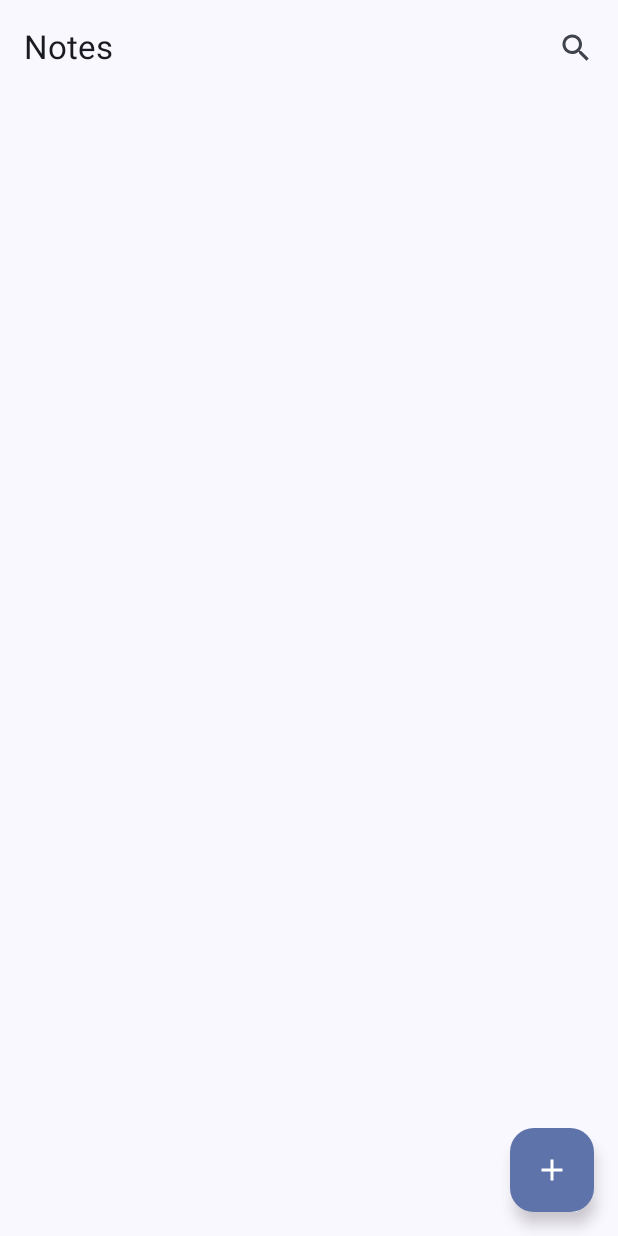
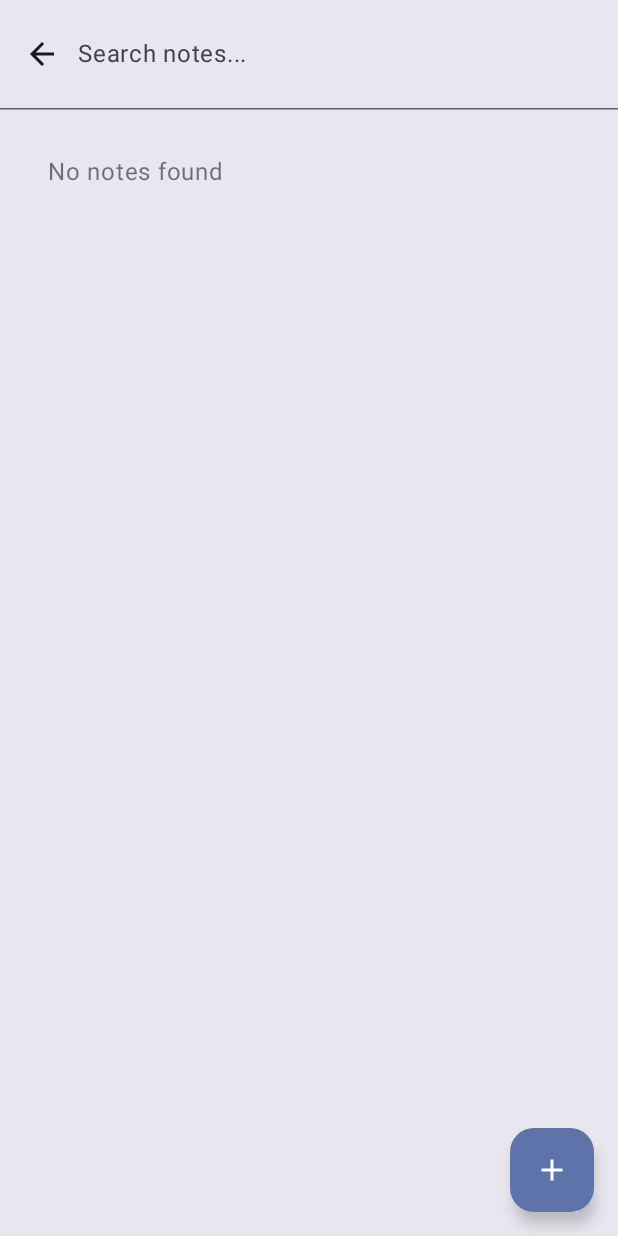
Before and after one commit to Wisdom-05/DeguitANotesApp, an Android app built with Jetpack Compose: the screen it shows after launch (MainActivity), after a tap on "Search", on a phone screen of 412 x 824 dp. Run offline under Robolectric (Android 15) with nearby library versions, the phone set to English and light mode, and no system bars; our stand-ins replace Room's generated code.

Commit message:
done making search function

```diff
--- a/app/src/main/java/ph/edu/comteq/notetakingapp/MainActivity.kt
+++ b/app/src/main/java/ph/edu/comteq/notetakingapp/MainActivity.kt
@@ -7,28 +7,36 @@ import androidx.activity.compose.setContent
 import androidx.activity.enableEdgeToEdge
 import androidx.activity.viewModels
 import androidx.compose.foundation.layout.Column
+import androidx.compose.foundation.layout.PaddingValues
 import androidx.compose.foundation.layout.fillMaxSize
 import androidx.compose.foundation.layout.fillMaxWidth
 import androidx.compose.foundation.layout.padding
 import androidx.compose.foundation.lazy.LazyColumn
 import androidx.compose.foundation.lazy.items
 import androidx.compose.material.icons.Icons
+import androidx.compose.material.icons.automirrored.filled.ArrowBack
 import androidx.compose.material.icons.filled.Add
+import androidx.compose.material.icons.filled.ArrowBack
+import androidx.compose.material.icons.filled.Clear
 import androidx.compose.material.icons.filled.Search
 import androidx.compose.material3.Card
 import androidx.compose.material3.CardDefaults
 import androidx.compose.material3.ExperimentalMaterial3Api
 import androidx.compose.material3.FloatingActionButton
-import androidx.compose.material3.FloatingActionButtonDefaults.elevation
 import androidx.compose.material3.Icon
 import androidx.compose.material3.IconButton
 import androidx.compose.material3.MaterialTheme
 import androidx.compose.material3.Scaffold
+import androidx.compose.material3.SearchBar
+import androidx.compose.material3.SearchBarDefaults
 import androidx.compose.material3.Text
 import androidx.compose.material3.TopAppBar
 import androidx.compose.runtime.Composable
 import androidx.compose.runtime.collectAsState
 import androidx.compose.runtime.getValue
+import androidx.compose.runtime.mutableStateOf
+import androidx.compose.runtime.remember
+import androidx.compose.runtime.setValue
 import androidx.compose.ui.Modifier
 import androidx.compose.ui.text.font.FontWeight
 import androidx.compose.ui.tooling.preview.Preview
@@ -37,7 +45,7 @@ import androidx.compose.ui.unit.sp
 import ph.edu.comteq.notetakingapp.ui.theme.NoteTakingAppTheme
 
 class MainActivity : ComponentActivity() {
-    private val viewModel: NoteViewModel by viewModels() // fixed typo
+    private val viewModel: NoteViewModel by viewModels()
 
     @OptIn(ExperimentalMaterial3Api::class)
     override fun onCreate(savedInstanceState: Bundle?) {
@@ -45,17 +53,103 @@ class MainActivity : ComponentActivity() {
         enableEdgeToEdge()
         setContent {
             NoteTakingAppTheme {
+                var searchQuery by remember { mutableStateOf("") }
+                var isSearchActive by remember { mutableStateOf(false) }
+                val notes by viewModel.allNotes.collectAsState(initial = emptyList())
+
                 Scaffold(
                     modifier = Modifier.fillMaxSize(),
                     topBar = {
+                        if(isSearchActive){
+                            //search mode
+                            SearchBar(
+                                modifier = Modifier.fillMaxWidth(),
+                                inputField = {
+                                    SearchBarDefaults.InputField(
+                                        query = searchQuery,
+                                        onQueryChange = { searchQuery = it
+                                                        viewModel.updateSearchQuery( it)},
+                                        onSearch = {},
+                                        expanded = true,
+                                        onExpandedChange = {
+                                            if (!it) {
+                                                isSearchActive = false
+                                                searchQuery = ""
+                                                viewModel.clearSearch()
+                                            }
+                                        },
+                                        placeholder = {Text("Search notes...")},
+                                        leadingIcon = {
+                                            IconButton(onClick = {
+                                                isSearchActive = false
+                                                searchQuery = ""
+                                                viewModel.clearSearch()
+                                            }) {
+                                                Icon(
+                                                    Icons.AutoMirrored.Filled.ArrowBack,
+                                                    contentDescription = "Close search"
+                                                )
+                                            }
+                                        },
+                                        trailingIcon = {
+                                            if (searchQuery.isNotEmpty()) {
+                                                IconButton(onClick = {
+                                                    searchQuery = ""
+                                                    viewModel.clearSearch()
+                                                }) {
+                                                    Icon(
+                                                        Icons.Default.Clear,
+                                                        contentDescription = "Clear search"
+                                                    )
+                                                }
+                                            }
+                                        }
+                                    )
+                                },
+                                expanded = true,
+                                onExpandedChange = {
+                                    if (!it) {
+                                        isSearchActive = false
+                                        searchQuery = ""
+                                        viewModel.clearSearch()
+                                    }
+                                },
+                                content = {
+                                    //content shown inside the search view(results)
+                                    LazyColumn(
+                                        modifier = Modifier.fillMaxSize(),
+                                        contentPadding = PaddingValues(16.dp)
+                                    ) {
+                                        if (notes.isEmpty()) {
+                                            item {
+                                                Text(
+                                                    text = "No notes found",
+                                                    modifier = Modifier.padding(16.dp),
+                                                    style = MaterialTheme.typography.bodyLarge,
+                                                    color = MaterialTheme.colorScheme.onSurface.copy(
+                                                        alpha = 0.6f
+                                                    )
+                                                )
+                                            }
+                                        } else {
+                                            items(notes) { note ->
+                                                NoteCard(note = note)
+                                            }
+                                        }
+                                    }
+                                }
+                            )
+                        }
+                        else {
                             TopAppBar(
                                 title = { Text("Notes") },
                                 actions = {
-                                IconButton(onClick = { /* TODO: search or add action */ }) {
+                                    IconButton(onClick = { isSearchActive = true }) {
                                         Icon(Icons.Filled.Search, contentDescription = "Search")
                                     }
                                 }
                             )
+                        }
                     },
                     floatingActionButton = {
                         FloatingActionButton(onClick = { /* TODO: open add note screen */ }) {
@@ -72,6 +166,8 @@ class MainActivity : ComponentActivity() {
         }
     }
 }
+
+private fun NoteViewModel.searchNotes(searchQuery: String) {}
 
 @Composable
 fun NotesListScreen(viewModel: NoteViewModel, modifier: Modifier = Modifier) {
--- a/app/src/main/java/ph/edu/comteq/notetakingapp/NoteDao.kt
+++ b/app/src/main/java/ph/edu/comteq/notetakingapp/NoteDao.kt
@@ -28,4 +28,6 @@ interface NoteDao {
     @Query("DELETE FROM notes")
     suspend fun deleteAllNotes()
 
+    @Query("SELECT * FROM notes WHERE title LIKE '%' || :searchQuery || '%' OR content LIKE '%' || :searchQuery || '%' ORDER BY id DESC")
+    fun searchNotes(searchQuery: String): Flow<List<Note>>
 }
--- a/app/src/main/java/ph/edu/comteq/notetakingapp/NoteViewModel.kt
+++ b/app/src/main/java/ph/edu/comteq/notetakingapp/NoteViewModel.kt
@@ -1,15 +1,43 @@
 package ph.edu.comteq.notetakingapp
 
 import android.app.Application
+import androidx.compose.runtime.mutableStateOf
 import androidx.lifecycle.AndroidViewModel
 import androidx.lifecycle.viewModelScope
+import kotlinx.coroutines.ExperimentalCoroutinesApi
 import kotlinx.coroutines.launch
 import kotlinx.coroutines.flow.Flow
+import kotlinx.coroutines.flow.MutableStateFlow
+import kotlinx.coroutines.flow.StateFlow
+import kotlinx.coroutines.flow.asStateFlow
+import kotlinx.coroutines.flow.flatMapLatest
 
+@OptIn(ExperimentalCoroutinesApi::class)
 class NoteViewModel(application: Application) : AndroidViewModel(application) {
+    private val noteDao: NoteDao = AppDatabase.getDatabase(application).noteDao()
 
-    private val noteDao = AppDatabase.getDatabase(application).noteDao()
-    val allNotes: Flow<List<Note>> = noteDao.getAllNotes()
+    // Track what the user is searching for
+    private val _searchQuery = MutableStateFlow("")
+    val searchQuery: StateFlow<String> = _searchQuery.asStateFlow()
+
+    // Smart notes: shows all notes OR search results
+    val allNotes: Flow<List<Note>> = searchQuery.flatMapLatest { query ->
+        if (query.isBlank()) {
+            noteDao.getAllNotes()  // Show everything
+        } else {
+            noteDao.searchNotes(query)  // Show only matches
+        }
+    }
+
+    // Call this when user types in search box
+    fun updateSearchQuery(query: String) {
+        _searchQuery.value = query
+    }
+
+    // Call this to clear the search
+    fun clearSearch() {
+        _searchQuery.value = ""
+    }
 
     fun insert(note: Note) = viewModelScope.launch {
         noteDao.insertNote(note)
```
Lines whose indentation alone changed are shown as unchanged.
